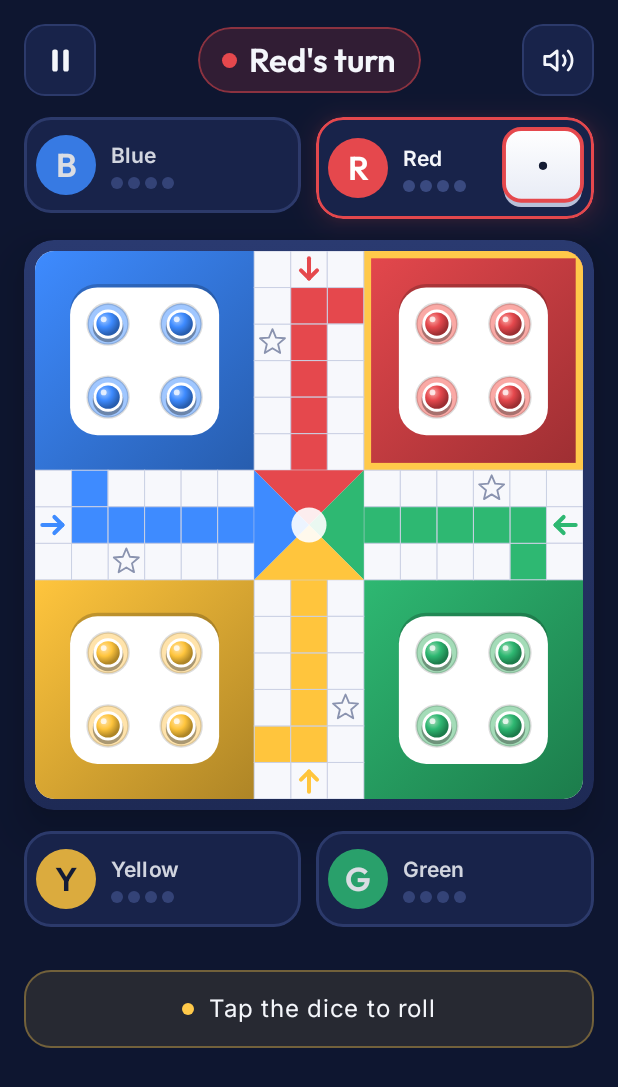
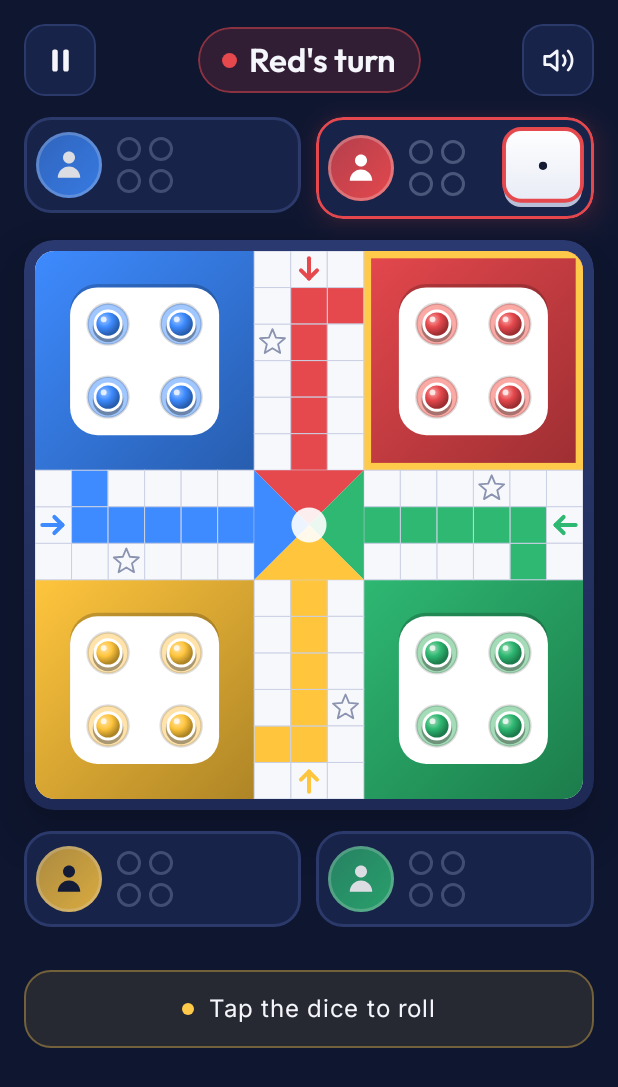
Before and after one commit to vishwajitr/ludo_game, an Android app built with Jetpack Compose: the composable GameScreen shown on its own in the app's theme, on a phone screen of 412 x 824 dp. Shown: the top 1087 px of the screen. Run offline under Robolectric (Android 15) with nearby library versions, the phone set to English and light mode, and no system bars; 4 statements that could not run were skipped.

Commit message:
Any roll leaves the yard (default on), game-end interstitial, icon-only player cards
- New house rule "Leave yard on any roll", on by default for new games and switchable off; old saves load with classic rules
- Interstitial after a game ends, before results (same 2-minute cap as Leaderboard and Continue)
- Player cards: person/robot avatar and four round tokens that fill as each reaches home, no text; names stay in screen-reader labels

Co-Authored-By: Claude Opus 5.5 <noreply@anthropic.com>

```diff
--- a/app/src/main/kotlin/com/example/ludo/AppViewModel.kt
+++ b/app/src/main/kotlin/com/example/ludo/AppViewModel.kt
@@ -22,7 +22,7 @@ sealed interface Screen {
 data class SetupConfig(
     val count: Int = 2,
     val seats: List<Seat> = listOf(Seat("Player 1"), Seat("Computer", Difficulty.MEDIUM), Seat("Player 3"), Seat("Player 4")),
-    val rules: Rules = Rules(),
+    val rules: Rules = Rules(anyRollToLeave = true),
 )
 
 /** Owns navigation, settings, the saved game and the running [GameViewModel]; survives rotation. */
--- a/app/src/main/kotlin/com/example/ludo/ui/App.kt
+++ b/app/src/main/kotlin/com/example/ludo/ui/App.kt
@@ -64,7 +64,7 @@ fun LudoApp(vm: AppViewModel, ads: Ads) {
                 Screen.Settings -> SettingsScreen(settings, vm::updateSettings, if (adPrivacy) ads::showPrivacyOptions else null) { vm.go(Screen.Home) }
                 Screen.Leaderboard -> LeaderboardScreen(history, vm::clearHistory) { vm.go(Screen.Home) }
                 Screen.HowTo -> HowToPlayScreen { vm.go(Screen.Home) }
-                Screen.Game -> game?.let { GameScreen(it, settings.haptics, vm::quit, vm::restart, vm::finish, fx = fx, colorblind = settings.colorblind,
+                Screen.Game -> game?.let { GameScreen(it, settings.haptics, vm::quit, vm::restart, { ads.showInterstitial(vm::finish) }, fx = fx, colorblind = settings.colorblind,
                         sound = settings.sound, music = settings.music,
                         onSoundChange = { v -> vm.updateSettings { it.copy(sound = v) } },
                         onMusicChange = { v -> vm.updateSettings { it.copy(music = v) } }) }
--- a/app/src/main/kotlin/com/example/ludo/ui/GameScreen.kt
+++ b/app/src/main/kotlin/com/example/ludo/ui/GameScreen.kt
@@ -5,6 +5,8 @@ import androidx.compose.foundation.background
 import androidx.compose.foundation.layout.*
 import androidx.compose.foundation.shape.CircleShape
 import androidx.compose.foundation.border
+import androidx.compose.ui.geometry.Offset
+import androidx.compose.ui.graphics.Brush
 import androidx.compose.material3.AlertDialog
 import androidx.compose.material3.Icon
 import androidx.compose.material3.MaterialTheme
@@ -194,16 +196,30 @@ private fun PlayerCard(seat: Seat, color: Color, home: Int, active: Boolean, mod
             .padding(8.dp),
         verticalAlignment = Alignment.CenterVertically, horizontalArrangement = Arrangement.spacedBy(10.dp),
     ) {
-        Box(Modifier.size(40.dp).background(color.ui, CircleShape), contentAlignment = Alignment.Center) {
-            if (seat.bot != null) Icon(LudoIcons.Bot, "Bot", Modifier.size(20.dp), tint = color.on)
-            else Text(seat.name.take(1).uppercase(), style = MaterialTheme.typography.titleLarge, color = color.on)
-        }
-        Column(Modifier.weight(1f), verticalArrangement = Arrangement.spacedBy(4.dp)) {
-            Text(seat.name, style = MaterialTheme.typography.titleSmall, color = c.text, maxLines = 1, overflow = TextOverflow.Ellipsis)
-            Row(
-                Modifier.semantics(mergeDescendants = true) { contentDescription = "$home of 4 tokens home" },
-                horizontalArrangement = Arrangement.spacedBy(3.dp),
-            ) { repeat(4) { Box(Modifier.size(8.dp).background(if (it < home) color.ui else c.track, CircleShape)) } }
+        // icons only: the name lives in the screen-reader label
+        Box(
+            Modifier.size(44.dp).background(Brush.linearGradient(listOf(color.ui.copy(alpha = .75f), color.ui)), CircleShape)
+                .border(2.dp, androidx.compose.ui.graphics.Color.White.copy(alpha = .25f), CircleShape)
+                .semantics { contentDescription = seat.name + if (seat.bot != null) ", computer" else "" },
+            contentAlignment = Alignment.Center,
+        ) { Icon(if (seat.bot != null) LudoIcons.Bot else LudoIcons.Person, null, Modifier.size(24.dp), tint = color.on) }
+        // 2x2 tokens, lit as each one reaches home
+        Column(
+            Modifier.weight(1f).semantics(mergeDescendants = true) { contentDescription = "$home of 4 tokens home" },
+            verticalArrangement = Arrangement.spacedBy(5.dp),
+        ) {
+            repeat(2) { r ->
+                Row(horizontalArrangement = Arrangement.spacedBy(5.dp)) {
+                    repeat(2) { k ->
+                        val done = r * 2 + k < home // round token like on the board: filled in colour once home, a faint ring until then
+                        Box(
+                            Modifier.size(16.dp)
+                                .then(if (done) Modifier.background(Brush.radialGradient(0f to androidx.compose.ui.graphics.Color.White.copy(alpha = .6f), .45f to color.ui, 1f to color.ui, center = Offset(13f, 13f), radius = 34f), CircleShape) else Modifier)
+                                .border(2.dp, if (done) color.ui else c.textMuted.copy(alpha = .35f), CircleShape),
+                        )
+                    }
+                }
+            }
         }
         if (active) dice()
     }
--- a/app/src/main/kotlin/com/example/ludo/ui/Icons.kt
+++ b/app/src/main/kotlin/com/example/ludo/ui/Icons.kt
@@ -30,6 +30,7 @@ object LudoIcons {
     val SoundOn = icon("M11 5L6 9H2v6h4l5 4V5z", "M15.5 8.5a5 5 0 0 1 0 7", "M19 5a10 10 0 0 1 0 14")
     val SoundOff = icon("M11 5L6 9H2v6h4l5 4V5z", "M22 9l-6 6", "M16 9l6 6")
     val Bot = icon("M7 8h10a3 3 0 0 1 3 3v6a3 3 0 0 1-3 3H7a3 3 0 0 1-3-3v-6a3 3 0 0 1 3-3z", "M12 8V4", "M9 14h.01", "M15 14h.01")
+    val Person = icon("M12 3a4 4 0 1 1 0 8 4 4 0 0 1 0-8z", "M4.5 20.5a7.5 7.5 0 0 1 15 0", filled = true)
     val Trophy = icon("M8 21h8", "M12 17v4", "M7 4h10v5a5 5 0 0 1-10 0V4z", "M17 5h3v2a3 3 0 0 1-3 3", "M7 5H4v2a3 3 0 0 0 3 3")
     val Book = icon("M4 19.5A2.5 2.5 0 0 1 6.5 17H20V3H6.5A2.5 2.5 0 0 0 4 5.5v14z", "M4 19.5A2.5 2.5 0 0 0 6.5 22H20v-5")
     val Settings = icon(
--- a/app/src/main/kotlin/com/example/ludo/ui/SetupScreen.kt
+++ b/app/src/main/kotlin/com/example/ludo/ui/SetupScreen.kt
@@ -21,6 +21,7 @@ import ludo.engine.*
 
 @Composable
 fun HouseRules(r: Rules, onChange: (Rules) -> Unit) {
+    SwitchRow("Leave yard on any roll", r.anyRollToLeave, "Off: you need a 6 to bring a token out") { onChange(r.copy(anyRollToLeave = it)) }
     SwitchRow("Blockades", r.blockades, "Two of your tokens on a square block passing") { onChange(r.copy(blockades = it)) }
     SwitchRow("Capture to enter home", r.mustCaptureToEnterHome, "Capture once before entering the home column") { onChange(r.copy(mustCaptureToEnterHome = it)) }
     SwitchRow("Start with one token out", r.startWithOneOut) { onChange(r.copy(startWithOneOut = it)) }
@@ -86,7 +87,7 @@ fun SetupScreen(cfg: SetupConfig, onChange: (SetupConfig) -> Unit, onStart: () -
                 ) {
                     Column(Modifier.weight(1f)) {
                         Text("House rules", style = MaterialTheme.typography.titleMedium, color = pal.text)
-                        val on = with(cfg.rules) { listOf(blockades, mustCaptureToEnterHome, startWithOneOut, oneOrSixToLeave).count { it } }
+                        val on = with(cfg.rules) { listOf(anyRollToLeave, blockades, mustCaptureToEnterHome, startWithOneOut, oneOrSixToLeave).count { it } }
                         Text(if (on == 0) "Classic rules" else "$on enabled", style = MaterialTheme.typography.bodySmall, color = pal.textMuted)
                     }
                     Icon(LudoIcons.Chevron, if (rulesOpen) "Hide house rules" else "Show house rules", Modifier.size(20.dp).rotate(if (rulesOpen) 90f else 0f), tint = pal.textMuted)
--- a/engine/src/main/kotlin/ludo/engine/Engine.kt
+++ b/engine/src/main/kotlin/ludo/engine/Engine.kt
@@ -20,7 +20,7 @@ fun legalMoves(s: GameState): List<Move> {
     val d = s.dice
     val all = me.tokens.withIndex().mapNotNull { (i, pos) ->
         val to = when {
-            pos == YARD -> if (d == 6 || (d == 1 && s.rules.oneOrSixToLeave)) 0 else return@mapNotNull null
+            pos == YARD -> if (d == 6 || s.rules.anyRollToLeave || (d == 1 && s.rules.oneOrSixToLeave)) 0 else return@mapNotNull null
             pos + d > HOME -> return@mapNotNull null // exact roll needed
             else -> pos + d
         }
--- a/engine/src/main/kotlin/ludo/engine/Model.kt
+++ b/engine/src/main/kotlin/ludo/engine/Model.kt
@@ -30,6 +30,7 @@ data class Rules(
     val mustCaptureToEnterHome: Boolean = false,
     val startWithOneOut: Boolean = false,
     val oneOrSixToLeave: Boolean = false,
+    val anyRollToLeave: Boolean = false, // any dice value takes a token out of the yard
 )
 
 data class Player(val color: Color, val tokens: List<Int>, val hasCaptured: Boolean = false) {
--- a/engine/src/main/kotlin/ludo/engine/Save.kt
+++ b/engine/src/main/kotlin/ludo/engine/Save.kt
@@ -20,7 +20,7 @@ object SaveCodec {
         val s = g.state; val r = s.rules
         return listOf(
             "v1",
-            listOf(r.blockades, r.mustCaptureToEnterHome, r.startWithOneOut, r.oneOrSixToLeave).joinToString("") { if (it) "1" else "0" },
+            listOf(r.blockades, r.mustCaptureToEnterHome, r.startWithOneOut, r.oneOrSixToLeave, r.anyRollToLeave).joinToString("") { if (it) "1" else "0" },
             s.current, s.dice, s.consecutiveSixes, s.phase.name, s.winners.joinToString(","),
             s.players.joinToString("/") { "${it.color.name}:${it.tokens.joinToString(",")}:${if (it.hasCaptured) 1 else 0}" },
             g.seats.joinToString("/") { "${enc(it.name)}:${it.bot?.name ?: "-"}" },
@@ -29,8 +29,8 @@ object SaveCodec {
 
     fun decode(text: String): SavedGame? = runCatching {
         val p = text.split(";")
-        require(p.size == 9 && p[0] == "v1" && p[1].length == 4)
-        val rules = Rules(p[1][0] == '1', p[1][1] == '1', p[1][2] == '1', p[1][3] == '1')
+        require(p.size == 9 && p[0] == "v1" && p[1].length in 4..5) // 4 flags in saves from 1.0.1
+        val rules = Rules(p[1][0] == '1', p[1][1] == '1', p[1][2] == '1', p[1][3] == '1', p[1].getOrNull(4) == '1')
         val players = p[7].split("/").map { f ->
             val (c, t, cap) = f.split(":")
             Player(Color.valueOf(c), t.split(",").map { it.toInt() }.also { tk -> require(tk.size == 4 && tk.all { it in YARD..HOME }) }, cap == "1")
```
Also changed, not shown: app/src/main/kotlin/com/example/ludo/data/Storage.kt (+4 -3 lines), 2 other files.
